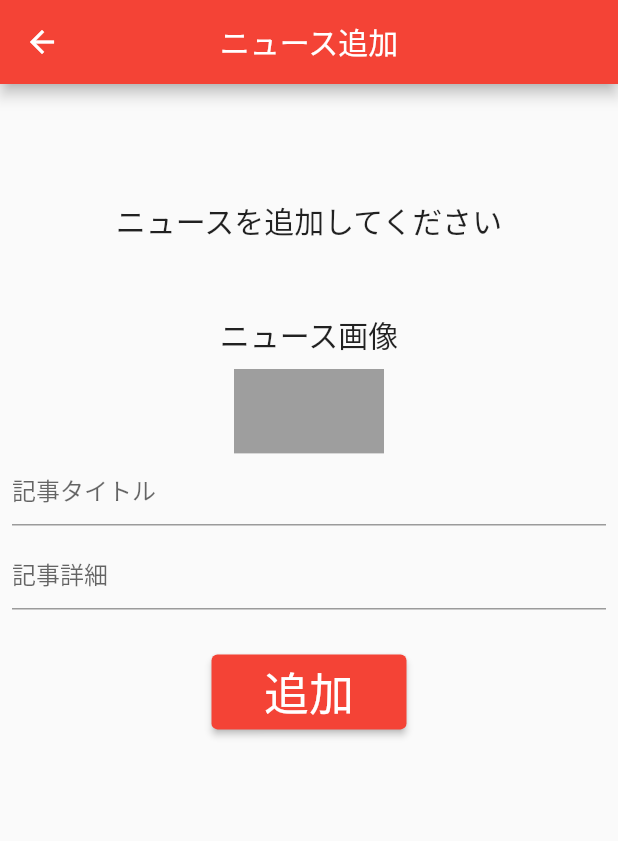
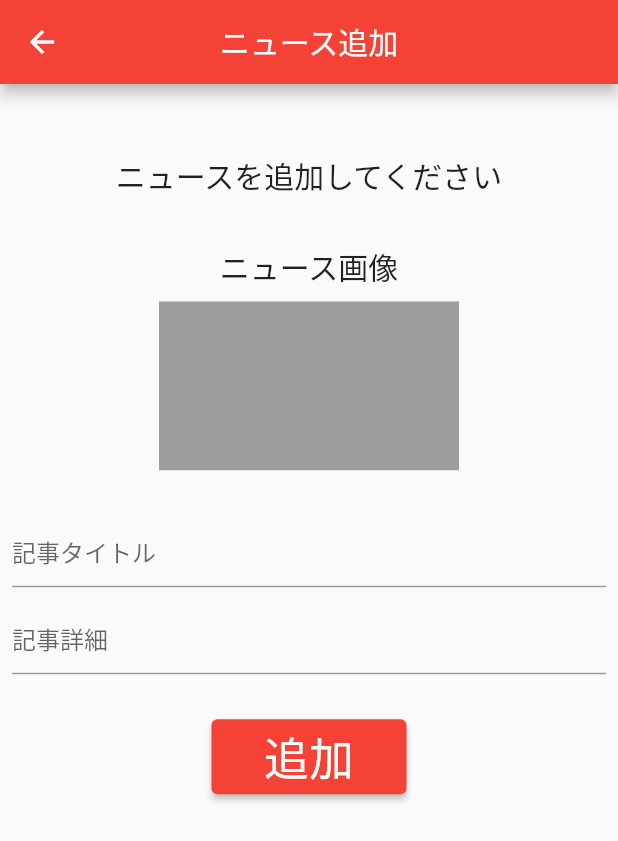
Before and after one commit to S-R-Programming/PortfolioNewsApp, a Flutter app: the AddNewsScreen screen opened directly with empty values, on a phone screen of 412 x 824 dp. Shown: the top 841 px of the screen. Run offline on Flutter 3.47's test engine with Material 2 defaults, Android fonts, the phone set to English and light mode, and no system bars; our stand-ins replace cloud_firestore, firebase_auth, firebase_core, firebase_storage, image_picker; accounts and stored records are empty.

Commit message:
2022/03/27

```diff
--- a/lib/screens/addnews/add_news_screen.dart
+++ b/lib/screens/addnews/add_news_screen.dart
@@ -30,9 +30,6 @@ class AddNewsScreen extends StatelessWidget {
                   SizedBox(
                     height: 30,
                   ),
-                  SizedBox(
-                    height: 30,
-                  ),
                   Padding(
                     padding: const EdgeInsets.all(8.0),
                     child: Column(
@@ -46,7 +43,7 @@ class AddNewsScreen extends StatelessWidget {
                           ),
                         ),
                         SizedBox(
-                          height: 30,
+                          height: 15,
                         ),
                         Padding(
                           padding: const EdgeInsets.all(8.0),
@@ -57,8 +54,8 @@ class AddNewsScreen extends StatelessWidget {
                         ),
                         GestureDetector(
                           child: SizedBox(
-                            width: 100,
-                            height: 56.25,
+                            width: 200,
+                            height: 112.5,
                             child: model.newsImageFile != null
                                 ? Image.file(model.newsImageFile!)
                                 : Container(
@@ -69,6 +66,9 @@ class AddNewsScreen extends StatelessWidget {
                             print("touched！");
                             await model.pickNewsImage();
                           },
+                        ),
+                        SizedBox(
+                          height: 30,
                         ),
                         TextField(
                           keyboardType: TextInputType.multiline,
@@ -82,7 +82,7 @@ class AddNewsScreen extends StatelessWidget {
                           },
                         ),
                         SizedBox(
-                          height: 8,
+                          height: 10,
                         ),
                         TextField(
                           keyboardType: TextInputType.multiline,
--- a/lib/screens/tab_screens.dart
+++ b/lib/screens/tab_screens.dart
@@ -18,7 +18,7 @@ class _TabScreensState extends State<TabScreens> {
       TextStyle(fontSize: 30, fontWeight: FontWeight.bold);
   List<Widget> _widgetOptions = <Widget>[NewsScreen("news"), TitleScreen()];
 
-  static const List<String> bar_name = <String>["ニュース", "ゲーム別"];
+  static const List<String> bar_name = <String>["ニュース", "新聞別"];
 
   void _onItemTapped(int index) {
     setState(() {
```
Also changed, not shown: lib/models/news_model.dart (+1 -55 lines).
